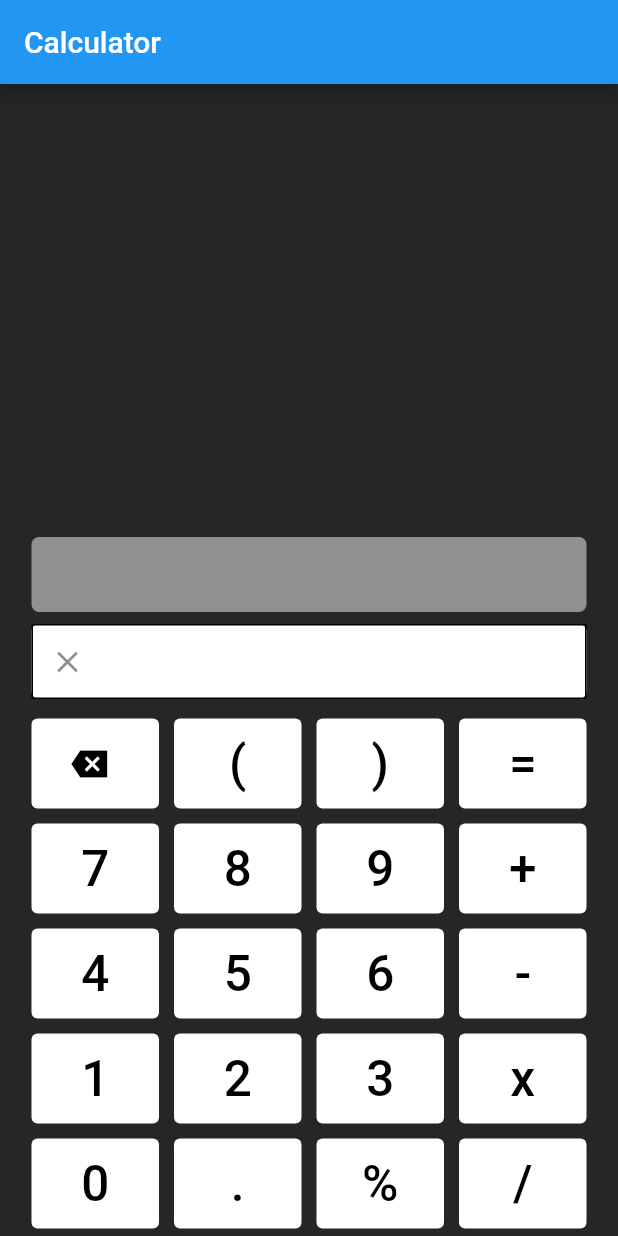
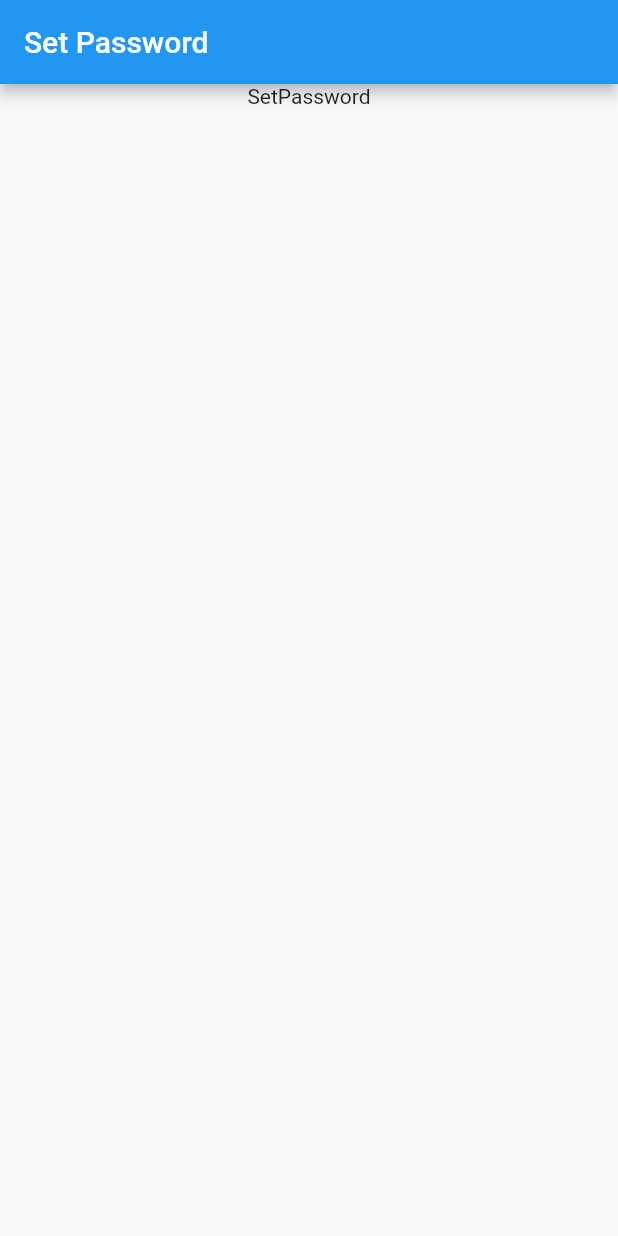
Before and after one commit to billy-paul1234/flutter_calculator_vault, a Flutter app: the screen it shows after launch, on a phone screen of 412 x 824 dp. Run offline on Flutter 3.47's test engine with Material 2 defaults, Android fonts, the light colour scheme and no system bars; our stand-ins replace math_expressions, shared_preferences.

Commit message:
Commited at 2023-08-27 07:44:57 PM

```diff
--- /dev/null
+++ b/lib/SetPassword.dart
@@ -0,0 +1,43 @@
+import 'package:flutter/material.dart';
+import 'package:shared_preferences/shared_preferences.dart';
+// import 'package:math_expressions/math_expressions.dart';
+
+class SetPassword extends StatefulWidget {
+  const SetPassword({super.key, required this.title});
+  final String title;
+
+  @override
+  State<SetPassword> createState() => _SetPasswordState();
+}
+
+class _SetPasswordState extends State<SetPassword> {
+  TextEditingController textEditingController = TextEditingController();
+
+
+  // void _incrementCounter() {
+  //   setState(() {
+  //     // _counter++;
+  //   });
+  // }
+
+  @override
+  Widget build(BuildContext context) {
+    _setFirstTimeFlag(); // Store flag when visiting first page
+    return Scaffold(
+      appBar: AppBar(
+        title: Text(widget.title),
+      ),
+      body: Center(
+        child: Column(
+          children: [
+            Text("SetPassword")
+          ],
+          ),
+      ),
+    );
+  }
+    Future<void> _setFirstTimeFlag() async {
+    final prefs = await SharedPreferences.getInstance();
+    await prefs.setBool('first_time', false);
+  }
+}
--- a/lib/main.dart
+++ b/lib/main.dart
@@ -1,13 +1,26 @@
 import 'package:flutter/material.dart';
 import 'package:flutter_calculator_vault/CalculatorPage.dart';
+import 'package:flutter_calculator_vault/SetPassword.dart';
+// import 'package:flutter_calculator_vault/tmp.dart';
+import 'package:shared_preferences/shared_preferences.dart';
 // import 'package:math_expressions/math_expressions.dart';
 
-void main() {
-  runApp(const MyApp());
+// void main() {
+//   runApp(const MyApp());
+// }
+
+Future<void> main() async {
+  WidgetsFlutterBinding.ensureInitialized();
+  final prefs = await SharedPreferences.getInstance();
+  final isFirstTime = prefs.getBool('first_time') ?? true;
+
+  runApp(MyApp(isFirstTime));
 }
 
 class MyApp extends StatelessWidget {
-  const MyApp({super.key});
+  final bool isFirstTime;
+
+  MyApp(this.isFirstTime, {super.key});
 
   // This widget is the root of your application.
   @override
@@ -15,7 +28,12 @@ class MyApp extends StatelessWidget {
     return MaterialApp(
       title: 'Flutter Calculator',
       darkTheme: ThemeData.dark(),
-      home: const CalculatorPage(title: 'Calculator'),
+      // home: const CalculatorPage(title: 'Calculator'),
+      initialRoute: isFirstTime ? '/first' : '/second',
+      routes: {
+        '/first': (context) => SetPassword(title: 'Set Password',),
+        '/second': (context) => CalculatorPage(title: 'Calculator',),
+      }
     );
   }
 }
--- a/pubspec.yaml
+++ b/pubspec.yaml
@@ -36,6 +36,7 @@ dependencies:
   # Use with the CupertinoIcons class for iOS style icons.
   cupertino_icons: ^1.0.2
   math_expressions: ^2.1.0
+  shared_preferences: ^2.0.8
 
 dev_dependencies:
   flutter_test:
```
Also changed, not shown: pubspec.lock, 1 other file.
